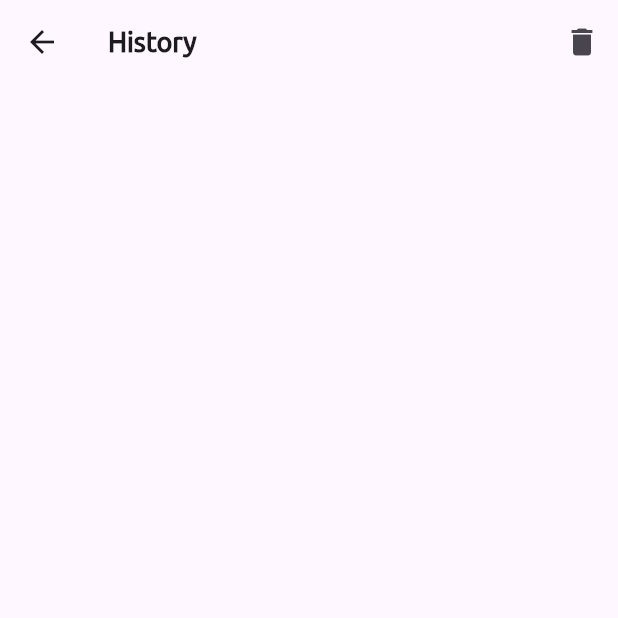
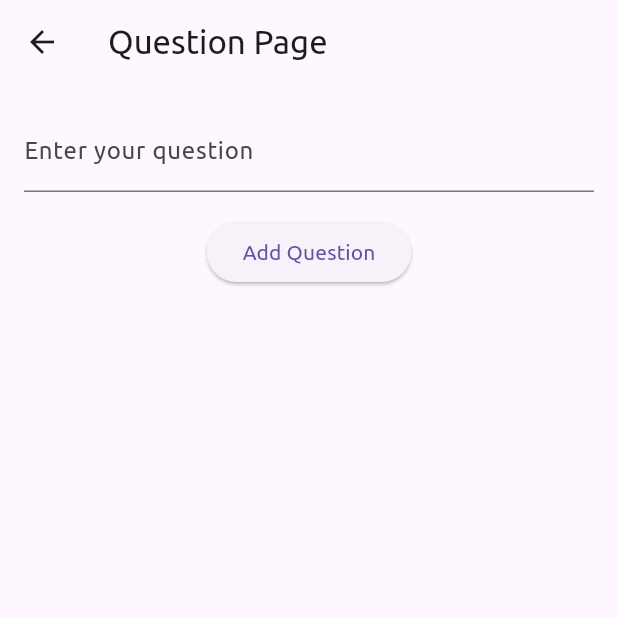
Before and after one commit to vaibhav-init/AskCrow, a Flutter app: the screen it shows after launch, after a tap on the "history" icon, on a phone screen of 412 x 824 dp, the top half of it. Run offline on Flutter 3.47's test engine with Material 3 defaults, Android fonts, the phone set to English and light mode, and no system bars; our stand-ins replace avatar_glow, flutter_dotenv, flutter_svg, fluttertoast, lottie, speech_to_text and 1 more; missing offline and left inert: neumorphic_ui; accounts and stored records are empty.

Commit message:
local repository done

```diff
--- a/lib/data/repository/local_storage_api.dart
+++ b/lib/data/repository/local_storage_api.dart
@@ -1 +1,58 @@
-class DatabaseRepository {}
+// ignore_for_file: avoid_print
+
+import 'package:sqflite/sqflite.dart';
+import 'package:path/path.dart';
+import 'package:voice_gpt/models/question_model.dart';
+
+class SqliteService {
+  static const String tableName = 'question_list';
+
+  Future<Database> initializeDB() async {
+    String path = await getDatabasesPath();
+    return openDatabase(
+      join(path, 'database1.db'),
+      onCreate: (database, version) async {
+        await database.execute(
+          """CREATE TABLE $tableName(
+           id TEXT PRIMARY KEY,
+           title TEXT NOT NULL
+           )""",
+        );
+      },
+      version: 1,
+    );
+  }
+
+  Future<void> createQuestion(QuestionModel question) async {
+    final Database db = await initializeDB();
+    await db.insert(
+      tableName,
+      question.toMap(),
+      conflictAlgorithm: ConflictAlgorithm.replace,
+    );
+  }
+
+  Future<List<QuestionModel>> getQuestions() async {
+    final db = await initializeDB();
+    final List<Map<String, Object?>> queryResult = await db.query(tableName);
+    return queryResult.map((e) => QuestionModel.fromMap(e)).toList();
+  }
+
+  Future<void> deleteQuestion(String id) async {
+    final db = await initializeDB();
+    try {
+      await db.delete(tableName, where: 'id = ?', whereArgs: [id]);
+    } catch (err) {
+      print(err.toString());
+    }
+  }
+
+  Future<void> deleteAllQuestions() async {
+    final db = await initializeDB();
+    try {
+      await db.delete(tableName); // Delete all records from the table
+    } catch (err) {
+      print(err.toString());
+    }
+  }
+}
--- a/lib/main.dart
+++ b/lib/main.dart
@@ -2,6 +2,7 @@ import 'package:flutter/material.dart';
 import 'package:flutter_dotenv/flutter_dotenv.dart';
 import 'package:voice_gpt/presentation/screens/history_view.dart';
 import 'package:voice_gpt/presentation/screens/home_view.dart';
+import 'package:voice_gpt/presentation/screens/questions_view_temp.dart';
 
 void main() async {
   WidgetsFlutterBinding.ensureInitialized();
@@ -27,7 +28,7 @@ class MyApp extends StatelessWidget {
       ),
       routes: {
         '/home': (context) => const HomeView(),
-        '/history': (context) => const HistoryView(),
+        '/history': (context) => const QuestionPage(),
       },
     );
   }
--- /dev/null
+++ b/lib/models/question_model.dart
@@ -0,0 +1,20 @@
+class QuestionModel {
+  final String id;
+  final String title;
+
+  QuestionModel({
+    required this.id,
+    required this.title,
+  });
+
+  QuestionModel.fromMap(Map<String, dynamic> item)
+      : id = item["id"],
+        title = item["title"];
+
+  Map<String, Object> toMap() {
+    return {
+      'id': id,
+      'title': title,
+    };
+  }
+}
--- /dev/null
+++ b/lib/presentation/screens/questions_view_temp.dart
@@ -0,0 +1,101 @@
+// ignore_for_file: prefer_const_constructors
+
+import 'package:flutter/material.dart';
+import 'package:uuid/uuid.dart';
+import 'package:voice_gpt/data/repository/local_storage_api.dart';
+import 'package:voice_gpt/models/question_model.dart';
+
+class QuestionPage extends StatefulWidget {
+  const QuestionPage({super.key});
+
+  @override
+  _QuestionPageState createState() => _QuestionPageState();
+}
+
+class _QuestionPageState extends State<QuestionPage> {
+  final SqliteService sqliteService = SqliteService();
+  final TextEditingController _questionController = TextEditingController();
+  List<QuestionModel> questions = [];
+
+  @override
+  void initState() {
+    super.initState();
+    _loadQuestions();
+  }
+
+  Future<void> deleteAllQuestions() async {
+    await sqliteService.deleteAllQuestions();
+    _loadQuestions();
+  }
+
+  Future<void> _loadQuestions() async {
+    List<QuestionModel> loadedQuestions = await sqliteService.getQuestions();
+    setState(() {
+      questions = loadedQuestions;
+    });
+  }
+
+  Future<void> _addQuestion() async {
+    String uuid = Uuid().v1();
+    String questionText = _questionController.text.trim();
+    if (questionText.isNotEmpty) {
+      QuestionModel newQuestion = QuestionModel(
+        title: questionText,
+        id: uuid,
+      );
+      await sqliteService.createQuestion(newQuestion);
+      _questionController.clear();
+      _loadQuestions();
+    }
+  }
+
+  Future<void> _deleteQuestion(String id) async {
+    await sqliteService.deleteQuestion(id);
+    _loadQuestions();
+  }
+
+  @override
+  Widget build(BuildContext context) {
+    return Scaffold(
+      appBar: AppBar(
+        title: InkWell(
+            onTap: () {
+              deleteAllQuestions();
+            },
+            child: const Text('Question Page')),
+      ),
+      body: Padding(
+        padding: const EdgeInsets.all(16.0),
+        child: Column(
+          children: [
+            TextField(
+              controller: _questionController,
+              decoration: InputDecoration(labelText: 'Enter your question'),
+              onSubmitted: (_) => _addQuestion(),
+            ),
+            SizedBox(height: 16.0),
+            ElevatedButton(
+              onPressed: _addQuestion,
+              child: Text('Add Question'),
+            ),
+            SizedBox(height: 16.0),
+            Expanded(
+              child: ListView.builder(
+                itemCount: questions.length,
+                itemBuilder: (context, index) {
+                  return ListTile(
+                    title: Text(questions[index].title),
+                    trailing: IconButton(
+                      icon: Icon(Icons.delete),
+                      onPressed: () => _deleteQuestion(questions[index].id),
+                    ),
+                  );
+                },
+              ),
+            ),
+          ],
+        ),
+      ),
+    );
+  }
+}
--- a/pubspec.yaml
+++ b/pubspec.yaml
@@ -21,6 +21,8 @@ dependencies:
   neumorphic_ui: ^1.0.1
   path_provider: ^2.1.2
   fluttertoast: ^8.2.4
+  path: ^1.8.0
+  uuid: ^4.3.3
 
 dev_dependencies:
   flutter_test:
```
